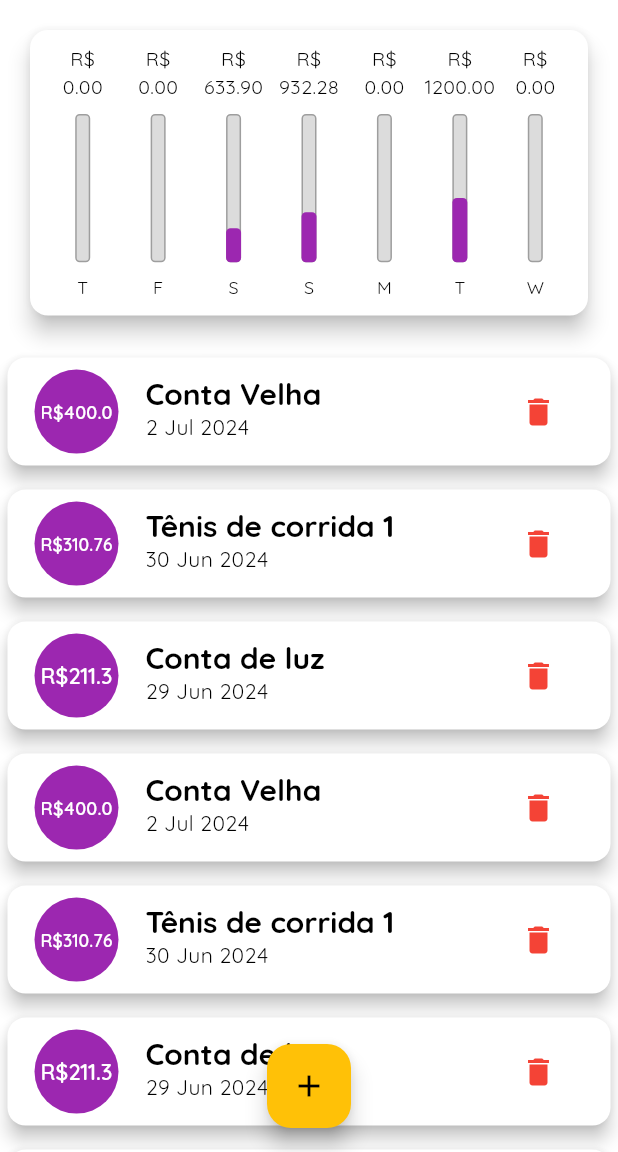
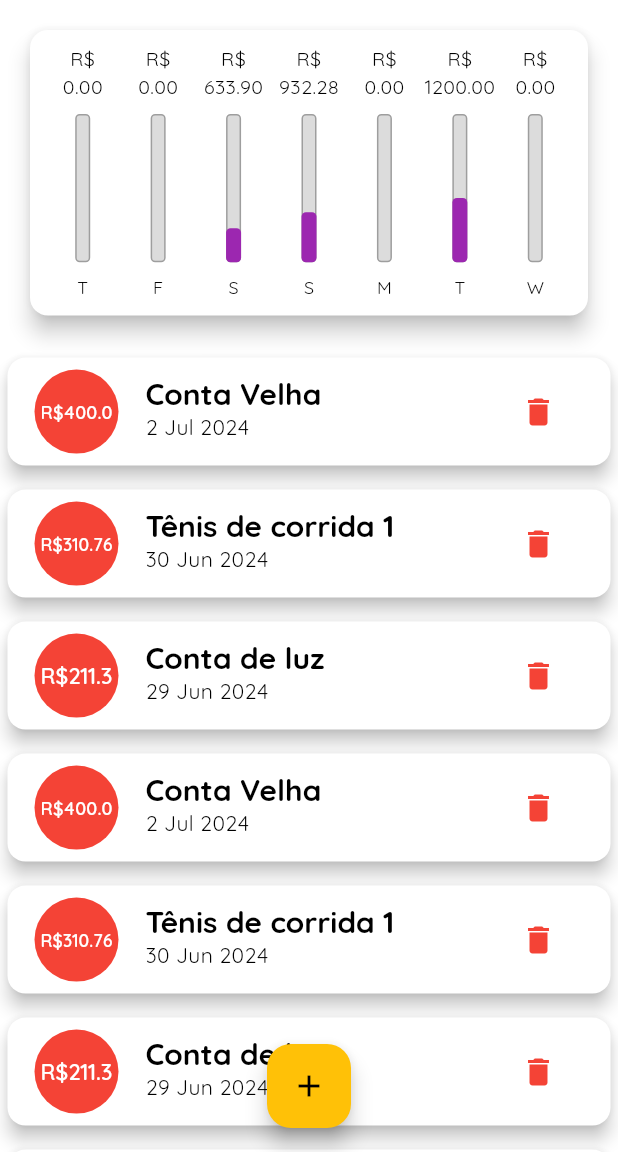
Before and after one commit to LucasSousaM/despesas-pessoais, a Flutter app: the screen it shows after launch, on a phone screen of 412 x 824 dp, the part 84-1236 px from its top. Run offline on Flutter 3.47's test engine with Material 3 defaults, Android fonts, the phone set to English and light mode, and no system bars.

Commit message:
respansividade-refatorado-final

```diff
--- a/lib/components/transaction_item.dart
+++ b/lib/components/transaction_item.dart
@@ -1,8 +1,10 @@
+import 'dart:math';
+
 import 'package:expenses/models/transaction.dart';
 import 'package:flutter/material.dart';
 import 'package:intl/intl.dart';
 
-class TransactionItem extends StatelessWidget {
+class TransactionItem extends StatefulWidget {
   final Transaction t;
   final void Function(String p1) onRemove;
 
@@ -11,6 +13,26 @@ class TransactionItem extends StatelessWidget {
     required this.t,
     required this.onRemove,
   });
+
+  @override
+  State<TransactionItem> createState() => _TransactionItemState();
+}
+
+class _TransactionItemState extends State<TransactionItem> {
+  static const colors = [
+    Colors.red,
+    Colors.orange,
+    Colors.blue,
+    Colors.purple,
+  ];
+  Color? _backgroundColor;
+
+  @override
+  void initState() {
+    super.initState();
+    int i = Random().nextInt(4);
+    _backgroundColor = colors[i];
+  }
 
   @override
   Widget build(BuildContext context) {
@@ -22,27 +44,28 @@ class TransactionItem extends StatelessWidget {
       ),
       child: ListTile(
         leading: CircleAvatar(
+          backgroundColor: _backgroundColor,
           radius: 30,
           child: Padding(
             padding: const EdgeInsets.all(6),
             child: FittedBox(
               child: Text(
-                'R\$${t.value}',
+                'R\$${widget.t.value}',
                 style: Theme.of(context).textTheme.titleMedium,
               ),
             ),
           ),
         ),
         title: Text(
-          t.title,
+          widget.t.title,
           style: Theme.of(context).textTheme.titleLarge,
         ),
         subtitle: Text(
-          DateFormat('d MMM y').format(t.date),
+          DateFormat('d MMM y').format(widget.t.date),
         ),
         trailing: MediaQuery.of(context).size.width > 500
             ? TextButton.icon(
-                onPressed: () => onRemove(t.id),
+                onPressed: () => widget.onRemove(widget.t.id),
                 icon: Icon(
                   Icons.delete,
                   color: Theme.of(context).colorScheme.error,
@@ -53,7 +76,7 @@ class TransactionItem extends StatelessWidget {
                 ),
               )
             : IconButton(
-                onPressed: () => onRemove(t.id),
+                onPressed: () => widget.onRemove(widget.t.id),
                 icon: Icon(Icons.delete),
                 color: Theme.of(context).colorScheme.error,
               ),
--- a/lib/components/transaction_list.dart
+++ b/lib/components/transaction_list.dart
@@ -39,10 +39,20 @@ class TransactionList extends StatelessWidget {
             itemBuilder: (ctx, index) {
               final t = transactions[index];
               return TransactionItem(
+                key: GlobalObjectKey(t),
                 t: t,
                 onRemove: onRemove,
               );
             },
           );
+    // ListView(
+    //     children: transactions.map((t) {
+    //       return TransactionItem(
+    //         key: ValueKey(t.id),
+    //         t: t,
+    //         onRemove: onRemove,
+    //       );
+    //     }).toList(),
+    //   );
   }
 }
--- a/lib/main.dart
+++ b/lib/main.dart
@@ -6,7 +6,6 @@ import 'package:expenses/components/transaction_list.dart';
 import 'package:expenses/models/transaction.dart';
 import 'package:flutter/cupertino.dart';
 import 'package:flutter/material.dart';
-import 'package:flutter/widgets.dart';
 
 main() => runApp(ExpensiveApp());
 
@@ -80,37 +79,37 @@ class _MyHomePageState extends State<MyHomePage> {
       date: DateTime.now().subtract(Duration(days: 4)),
     ),
     Transaction(
-      id: 't0',
+      id: 't3',
       title: 'Conta Velha',
       value: 400.00,
       date: DateTime.now().subtract(Duration(days: 1)),
     ),
     Transaction(
-      id: 't1',
+      id: 't4',
       title: 'Tênis de corrida 1',
       value: 310.76,
       date: DateTime.now().subtract(Duration(days: 3)),
     ),
     Transaction(
-      id: 't2',
+      id: 't5',
       title: 'Conta de luz',
       value: 211.30,
       date: DateTime.now().subtract(Duration(days: 4)),
     ),
     Transaction(
-      id: 't0',
+      id: 't6',
       title: 'Conta Velha',
       value: 400.00,
       date: DateTime.now().subtract(Duration(days: 1)),
     ),
     Transaction(
-      id: 't1',
+      id: 't7',
       title: 'Tênis de corrida 1',
       value: 310.76,
       date: DateTime.now().subtract(Duration(days: 3)),
     ),
     Transaction(
-      id: 't2',
+      id: 't8',
       title: 'Conta de luz',
       value: 211.30,
       date: DateTime.now().subtract(Duration(days: 4)),
```
